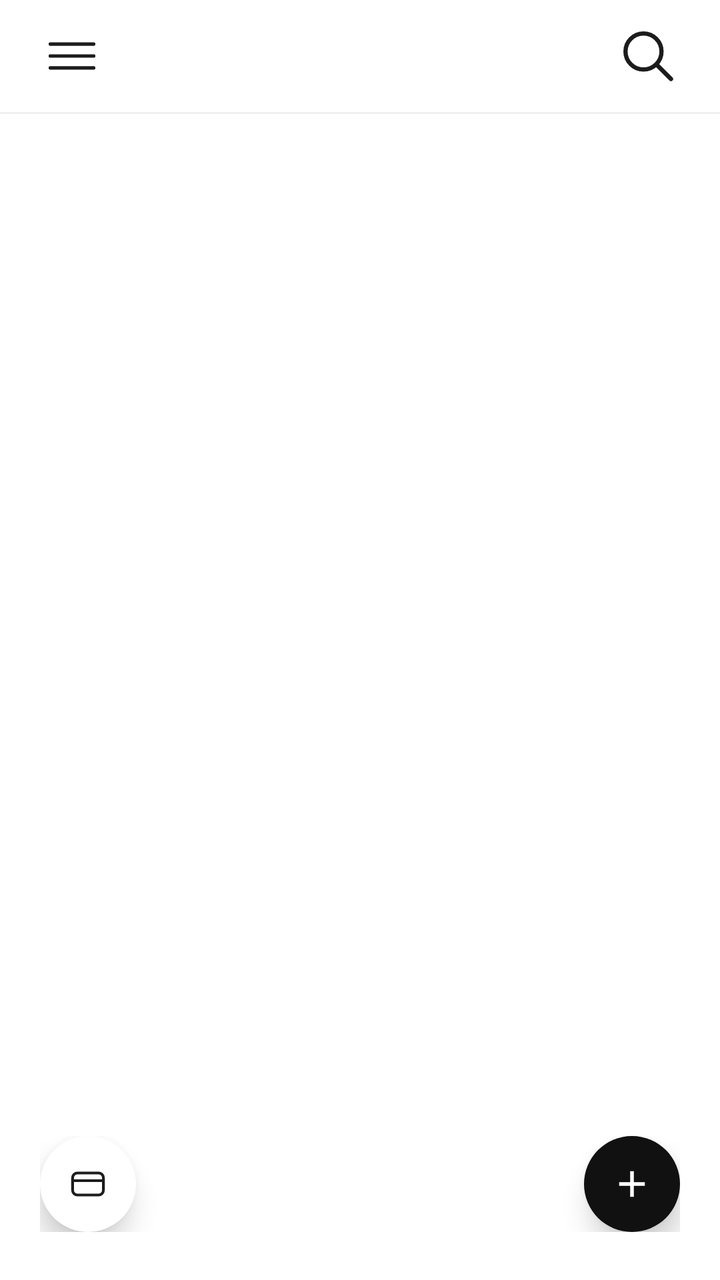
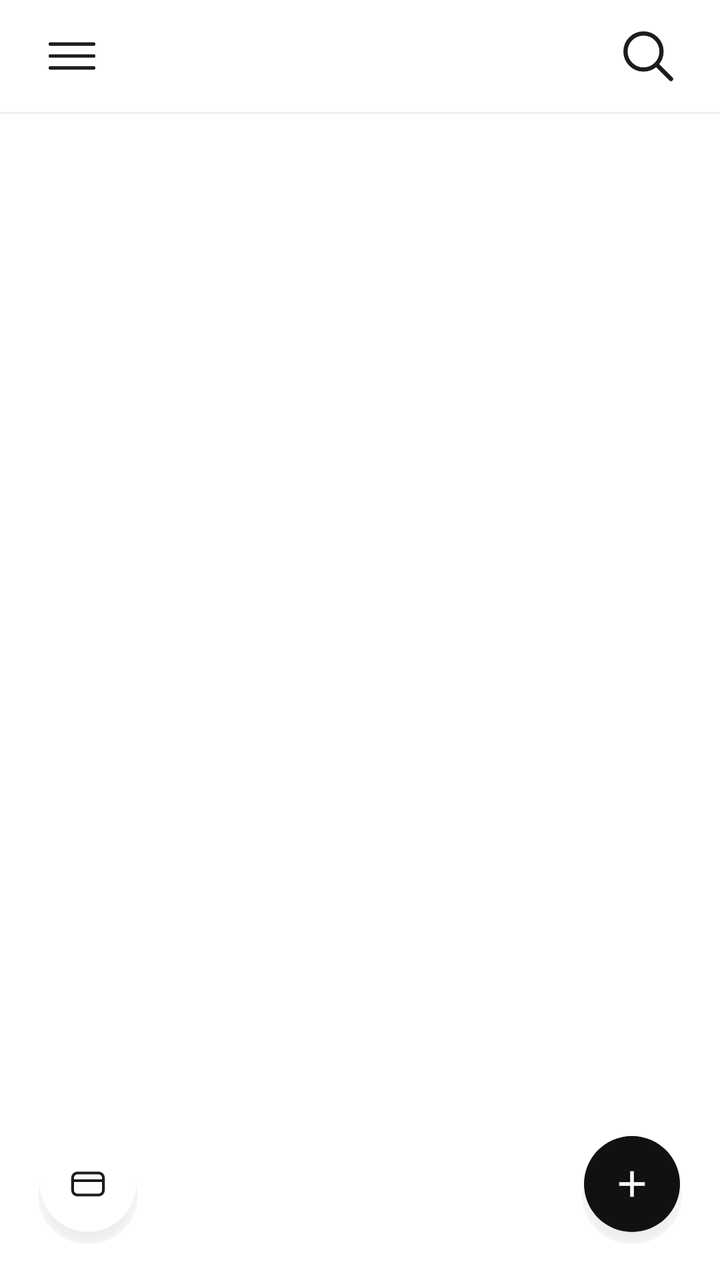

Compare the two renders of this Android layout. The source of the first and the diff that turns it into the second are given below.
<!-- AndroidManifest.xml: application theme Theme.WuDiary -->
<!-- res/layout/activity_main.xml -->
<?xml version="1.0" encoding="utf-8"?>
<androidx.drawerlayout.widget.DrawerLayout xmlns:android="http://schemas.android.com/apk/res/android"
    xmlns:app="http://schemas.android.com/apk/res-auto"
    android:id="@+id/drawerRoot"
    android:layout_width="match_parent"
    android:layout_height="match_parent"
    android:background="@color/background"
    android:fitsSystemWindows="true">

    <LinearLayout
        android:layout_width="match_parent"
        android:layout_height="match_parent"
        android:background="@color/background"
        android:orientation="vertical">

    <FrameLayout
        android:layout_width="match_parent"
        android:layout_height="56dp">

        <ImageButton
            android:id="@+id/btnMenu"
            android:layout_width="48dp"
            android:layout_height="48dp"
            android:layout_gravity="start|center_vertical"
            android:layout_marginStart="12dp"
            android:background="?attr/selectableItemBackgroundBorderless"
            android:contentDescription="@string/menu"
            android:scaleType="centerInside"
            android:src="@drawable/ic_menu" />

        <ImageButton
            android:id="@+id/btnSearch"
            android:layout_width="48dp"
            android:layout_height="48dp"
            android:layout_gravity="end|center_vertical"
            android:layout_marginEnd="12dp"
            android:background="?attr/selectableItemBackgroundBorderless"
            android:contentDescription="@string/search"
            android:scaleType="centerInside"
            android:src="@drawable/ic_search" />
    </FrameLayout>

    <View
        android:layout_width="match_parent"
        android:layout_height="1dp"
        android:background="@color/divider" />

    <LinearLayout
        android:id="@+id/calendarPanel"
        android:layout_width="match_parent"
        android:layout_height="wrap_content"
        android:orientation="vertical"
        android:paddingHorizontal="24dp"
        android:paddingTop="8dp"
        android:paddingBottom="4dp"
        android:visibility="gone">

        <LinearLayout
            android:layout_width="match_parent"
            android:layout_height="wrap_content"
            android:gravity="center_vertical"
            android:orientation="horizontal">

            <TextView
                android:id="@+id/textCalMonth"
                android:layout_width="wrap_content"
                android:layout_height="wrap_content"
                android:fontFamily="serif"
                android:textColor="@color/text_primary"
                android:textSize="26sp"
                android:textStyle="bold" />

            <TextView
                android:id="@+id/textCalYear"
                android:layout_width="wrap_content"
                android:layout_height="wrap_content"
                android:layout_marginStart="10dp"
                android:fontFamily="serif"
                android:textColor="@color/text_secondary"
                android:textSize="16sp" />

            <Space
                android:layout_width="0dp"
                android:layout_height="1dp"
                android:layout_weight="1" />

            <ImageButton
                android:id="@+id/btnPrevMonth"
                android:layout_width="40dp"
                android:layout_height="40dp"
                android:background="?attr/selectableItemBackgroundBorderless"
                android:contentDescription="@string/prev_month"
                android:scaleType="centerInside"
                android:src="@drawable/ic_chevron_left" />

            <ImageButton
                android:id="@+id/btnNextMonth"
                android:layout_width="40dp"
                android:layout_height="40dp"
                android:layout_marginStart="8dp"
                android:background="?attr/selectableItemBackgroundBorderless"
                android:contentDescription="@string/next_month"
                android:scaleType="centerInside"
                android:src="@drawable/ic_chevron_right" />
        </LinearLayout>

        <LinearLayout
            android:id="@+id/weekHeader"
            android:layout_width="match_parent"
            android:layout_height="wrap_content"
            android:layout_marginTop="12dp"
            android:orientation="horizontal">

            <TextView
                android:layout_width="0dp"
                android:layout_height="wrap_content"
                android:layout_weight="1"
                android:gravity="center"
                android:text="@string/week_sun"
                android:textColor="@color/text_secondary"
                android:textSize="14sp" />

            <TextView
                android:layout_width="0dp"
                android:layout_height="wrap_content"
                android:layout_weight="1"
                android:gravity="center"
                android:text="@string/week_mon"
                android:textColor="@color/text_secondary"
                android:textSize="14sp" />

            <TextView
                android:layout_width="0dp"
                android:layout_height="wrap_content"
                android:layout_weight="1"
                android:gravity="center"
                android:text="@string/week_tue"
                android:textColor="@color/text_secondary"
                android:textSize="14sp" />

            <TextView
                android:layout_width="0dp"
                android:layout_height="wrap_content"
                android:layout_weight="1"
                android:gravity="center"
                android:text="@string/week_wed"
                android:textColor="@color/text_secondary"
                android:textSize="14sp" />

            <TextView
                android:layout_width="0dp"
                android:layout_height="wrap_content"
                android:layout_weight="1"
                android:gravity="center"
                android:text="@string/week_thu"
                android:textColor="@color/text_secondary"
                android:textSize="14sp" />

            <TextView
                android:layout_width="0dp"
                android:layout_height="wrap_content"
                android:layout_weight="1"
                android:gravity="center"
                android:text="@string/week_fri"
                android:textColor="@color/text_secondary"
                android:textSize="14sp" />

            <TextView
                android:layout_width="0dp"
                android:layout_height="wrap_content"
                android:layout_weight="1"
                android:gravity="center"
                android:text="@string/week_sat"
                android:textColor="@color/text_secondary"
                android:textSize="14sp" />
        </LinearLayout>

        <LinearLayout
            android:id="@+id/dayGrid"
            android:layout_width="match_parent"
            android:layout_height="wrap_content"
            android:layout_marginTop="4dp"
            android:orientation="vertical" />
    </LinearLayout>

    <FrameLayout
        android:layout_width="match_parent"
        android:layout_height="0dp"
        android:layout_weight="1">

        <androidx.recyclerview.widget.RecyclerView
            android:id="@+id/recycler"
            android:layout_width="match_parent"
            android:layout_height="match_parent"
            android:clipToPadding="false"
            android:paddingTop="8dp"
            android:paddingBottom="112dp" />

        <LinearLayout
            android:id="@+id/emptyView"
            android:layout_width="wrap_content"
            android:layout_height="wrap_content"
            android:layout_gravity="center"
            android:gravity="center"
            android:orientation="vertical"
            android:visibility="gone">

            <TextView
                android:layout_width="wrap_content"
                android:layout_height="wrap_content"
                android:text="@string/empty_title"
                android:textColor="@color/text_primary"
                android:textSize="16sp"
                android:textStyle="bold" />

            <TextView
                android:layout_width="wrap_content"
                android:layout_height="wrap_content"
                android:layout_marginTop="6dp"
                android:text="@string/empty_subtitle"
                android:textColor="@color/text_secondary"
                android:textSize="13sp" />
        </LinearLayout>

        <LinearLayout
            android:layout_width="match_parent"
            android:layout_height="wrap_content"
            android:layout_gravity="bottom"
            android:gravity="bottom"
            android:orientation="horizontal"
            android:paddingHorizontal="20dp"
            android:paddingTop="8dp"
            android:paddingBottom="24dp">

            <ImageButton
                android:id="@+id/fabWallet"
                android:layout_width="48dp"
                android:layout_height="48dp"
                android:background="@drawable/bg_fab_light"
                android:contentDescription="@string/wallet"
                android:elevation="8dp"
                android:padding="13dp"
                android:scaleType="fitCenter"
                android:src="@drawable/ic_wallet"
                android:tint="@color/text_primary" />

            <Space
                android:layout_width="0dp"
                android:layout_height="1dp"
                android:layout_weight="1" />

            <ImageButton
                android:id="@+id/fabAdd"
                android:layout_width="48dp"
                android:layout_height="48dp"
                android:background="@drawable/bg_fab_dark"
                android:contentDescription="@string/add_diary"
                android:elevation="8dp"
                android:padding="13dp"
                android:scaleType="fitCenter"
                android:src="@drawable/ic_add"
                android:tint="@android:color/white" />
        </LinearLayout>
    </FrameLayout>
    </LinearLayout>

    <LinearLayout
        android:id="@+id/drawerPanel"
        android:layout_width="280dp"
        android:layout_height="match_parent"
        android:layout_gravity="start"
        android:background="@color/surface"
        android:orientation="vertical"
        android:paddingTop="28dp">

        <TextView
            android:layout_width="wrap_content"
            android:layout_height="wrap_content"
            android:layout_marginStart="24dp"
            android:layout_marginBottom="20dp"
            android:fontFamily="serif"
            android:text="@string/app_name"
            android:textColor="@color/text_primary"
            android:textSize="20sp"
            android:textStyle="bold" />

        <View
            android:layout_width="match_parent"
            android:layout_height="1dp"
            android:background="@color/divider" />

        <LinearLayout
            android:id="@+id/itemSettings"
            android:layout_width="match_parent"
            android:layout_height="56dp"
            android:background="?attr/selectableItemBackground"
            android:clickable="true"
            android:focusable="true"
            android:gravity="center_vertical"
            android:orientation="horizontal"
            android:paddingHorizontal="24dp">

            <TextView
                android:layout_width="wrap_content"
                android:layout_height="wrap_content"
                android:text="@string/settings"
                android:textColor="@color/text_primary"
                android:textSize="16sp" />
        </LinearLayout>

        <View
            android:layout_width="match_parent"
            android:layout_height="1dp"
            android:background="@color/divider" />
    </LinearLayout>

</androidx.drawerlayout.widget.DrawerLayout>
<!-- resources referenced by this layout -->
<resources>
  <color name="background">#FFFFFF</color>
  <color name="divider">#EFEFEF</color>
  <color name="surface">#FFFFFF</color>
  <color name="text_primary">#1C1C1C</color>
  <color name="text_secondary">#BDBDBD</color>
  <!-- drawable bg_fab_dark (drawable) -->
  <?xml version="1.0" encoding="utf-8"?>
  <shape xmlns:android="http://schemas.android.com/apk/res/android"
      android:shape="oval">
      <solid android:color="@color/fab_dark" />
  </shape>
  <!-- drawable bg_fab_light (drawable) -->
  <?xml version="1.0" encoding="utf-8"?>
  <shape xmlns:android="http://schemas.android.com/apk/res/android"
      android:shape="oval">
      <solid android:color="@color/surface" />
  </shape>
  <!-- drawable ic_add (drawable) -->
  <?xml version="1.0" encoding="utf-8"?>
  <vector xmlns:android="http://schemas.android.com/apk/res/android"
      android:width="24dp"
      android:height="24dp"
      android:viewportWidth="24"
      android:viewportHeight="24">
      <path
          android:fillColor="#FFFFFF"
          android:pathData="M19,13h-6v6h-2v-6H5v-2h6V5h2v6h6v2z" />
  </vector>
  <!-- drawable ic_chevron_right (drawable) -->
  <?xml version="1.0" encoding="utf-8"?>
  <vector xmlns:android="http://schemas.android.com/apk/res/android"
      android:width="24dp"
      android:height="24dp"
      android:viewportWidth="24"
      android:viewportHeight="24">
      <path
          android:fillColor="#00000000"
          android:pathData="M9,5 L16,12 L9,19"
          android:strokeColor="#1C1C1C"
          android:strokeLineCap="round"
          android:strokeLineJoin="round"
          android:strokeWidth="1.6" />
  </vector>
  <!-- drawable ic_menu (drawable) -->
  <?xml version="1.0" encoding="utf-8"?>
  <vector xmlns:android="http://schemas.android.com/apk/res/android"
      android:width="26dp"
      android:height="26dp"
      android:viewportWidth="24"
      android:viewportHeight="24">
      <path
          android:fillColor="#00000000"
          android:pathData="M2,6.5 L22,6.5 M2,12 L22,12 M2,17.5 L22,17.5"
          android:strokeColor="#1C1C1C"
          android:strokeLineCap="round"
          android:strokeWidth="1.6" />
  </vector>
  <string name="add_diary">新建日记</string>
  <string name="app_name">Wu Diary</string>
  <string name="empty_subtitle">点右下角按钮，记录今天的心情吧</string>
  <string name="empty_title">还没有日记</string>
  <string name="menu">菜单</string>
  <string name="next_month">下一月</string>
  <string name="prev_month">上一月</string>
  <string name="search">搜索</string>
  <string name="settings">设置</string>
  <string name="wallet">钱包</string>
  <string name="week_fri">Fri</string>
  <string name="week_mon">Mon</string>
  <string name="week_sat">Sat</string>
  <string name="week_sun">Sun</string>
  <string name="week_thu">Thu</string>
  <string name="week_tue">Tue</string>
  <string name="week_wed">Wed</string>
  <color name="fab_dark">#111111</color>
  <color name="primary">#1C1C1C</color>
  <!-- unchanged entries left out for length: 4 -->
</resources>

<!-- the commit's change to res/layout/activity_main.xml (unified diff, before → after) -->
@@ -228,18 +228,17 @@
             android:layout_gravity="bottom"
             android:gravity="bottom"
             android:orientation="horizontal"
-            android:paddingHorizontal="20dp"
+            android:paddingHorizontal="14dp"
             android:paddingTop="8dp"
-            android:paddingBottom="24dp">
+            android:paddingBottom="18dp">
 
             <ImageButton
                 android:id="@+id/fabWallet"
-                android:layout_width="48dp"
-                android:layout_height="48dp"
+                android:layout_width="60dp"
+                android:layout_height="60dp"
                 android:background="@drawable/bg_fab_light"
                 android:contentDescription="@string/wallet"
-                android:elevation="8dp"
-                android:padding="13dp"
+                android:padding="19dp"
                 android:scaleType="fitCenter"
                 android:src="@drawable/ic_wallet"
                 android:tint="@color/text_primary" />
@@ -251,12 +250,11 @@
 
             <ImageButton
                 android:id="@+id/fabAdd"
-                android:layout_width="48dp"
-                android:layout_height="48dp"
+                android:layout_width="60dp"
+                android:layout_height="60dp"
                 android:background="@drawable/bg_fab_dark"
                 android:contentDescription="@string/add_diary"
-                android:elevation="8dp"
-                android:padding="13dp"
+                android:padding="19dp"
                 android:scaleType="fitCenter"
                 android:src="@drawable/ic_add"
                 android:tint="@android:color/white" />
<!-- resource entries referenced after the edit -->
@@ -7,16 +7,57 @@
   <color name="text_secondary">#BDBDBD</color>
   <!-- drawable bg_fab_dark (drawable) -->
   <?xml version="1.0" encoding="utf-8"?>
-  <shape xmlns:android="http://schemas.android.com/apk/res/android"
-      android:shape="oval">
-      <solid android:color="@color/fab_dark" />
-  </shape>
+  <layer-list xmlns:android="http://schemas.android.com/apk/res/android">
+      <item
+          android:bottom="0dp"
+          android:left="5dp"
+          android:right="5dp"
+          android:top="12dp">
+          <shape android:shape="oval">
+              <gradient
+                  android:endColor="#00000000"
+                  android:gradientRadius="30dp"
+                  android:startColor="#33000000"
+                  android:type="radial" />
+          </shape>
+      </item>
+      <item
+          android:bottom="6dp"
+          android:left="6dp"
+          android:right="6dp"
+          android:top="6dp">
+          <shape android:shape="oval">
+              <solid android:color="@color/fab_dark" />
+          </shape>
+      </item>
+  </layer-list>
   <!-- drawable bg_fab_light (drawable) -->
   <?xml version="1.0" encoding="utf-8"?>
-  <shape xmlns:android="http://schemas.android.com/apk/res/android"
-      android:shape="oval">
-      <solid android:color="@color/surface" />
-  </shape>
+  <layer-list xmlns:android="http://schemas.android.com/apk/res/android">
+      
+      <item
+          android:bottom="0dp"
+          android:left="5dp"
+          android:right="5dp"
+          android:top="12dp">
+          <shape android:shape="oval">
+              <gradient
+                  android:endColor="#00000000"
+                  android:gradientRadius="30dp"
+                  android:startColor="#33000000"
+                  android:type="radial" />
+          </shape>
+      </item>
+      <item
+          android:bottom="6dp"
+          android:left="6dp"
+          android:right="6dp"
+          android:top="6dp">
+          <shape android:shape="oval">
+              <solid android:color="@color/surface" />
+          </shape>
+      </item>
+  </layer-list>
   <!-- drawable ic_add (drawable) -->
   <?xml version="1.0" encoding="utf-8"?>
   <vector xmlns:android="http://schemas.android.com/apk/res/android"
